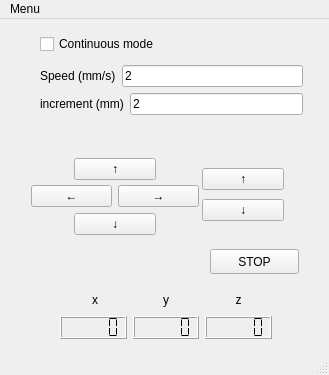
EMetBrown-Lab/joystick_MCL, file Joystick_app/joystick_ui.ui: the form before one commit.
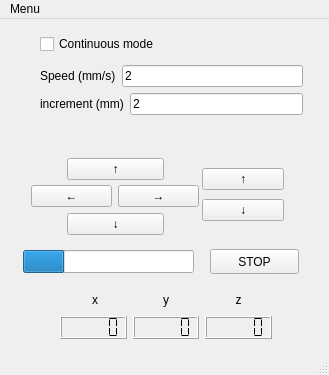
The form after the commit.

The edit to the form file:
```diff
--- a/Joystick_app/joystick_ui.ui
+++ b/Joystick_app/joystick_ui.ui
@@ -27,6 +27,22 @@
      <string>STOP</string>
     </property>
    </widget>
+   <widget class="QProgressBar" name="reset_progress_bar">
+    <property name="geometry">
+     <rect>
+      <x>23</x>
+      <y>231</y>
+      <width>171</width>
+      <height>23</height>
+     </rect>
+    </property>
+    <property name="value">
+     <number>24</number>
+    </property>
+    <property name="textVisible">
+     <bool>false</bool>
+    </property>
+   </widget>
    <widget class="QWidget" name="">
     <property name="geometry">
      <rect>
@@ -147,9 +163,9 @@
    <widget class="QWidget" name="">
     <property name="geometry">
      <rect>
-      <x>74</x>
+      <x>67</x>
       <y>112</y>
-      <width>82</width>
+      <width>97</width>
       <height>131</height>
      </rect>
     </property>
```
Left out of the diff: 14 changed lines with no effect on the pictures.
